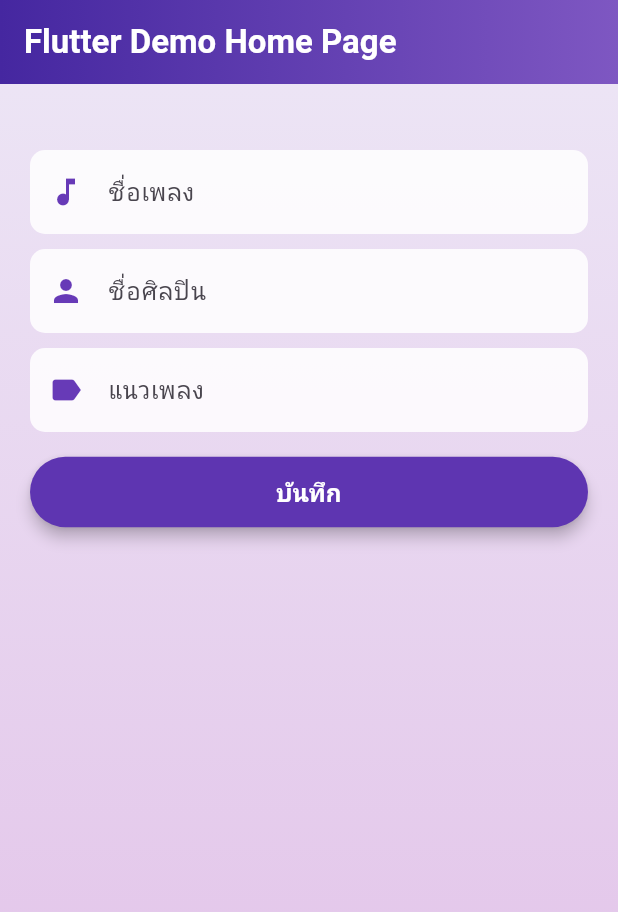
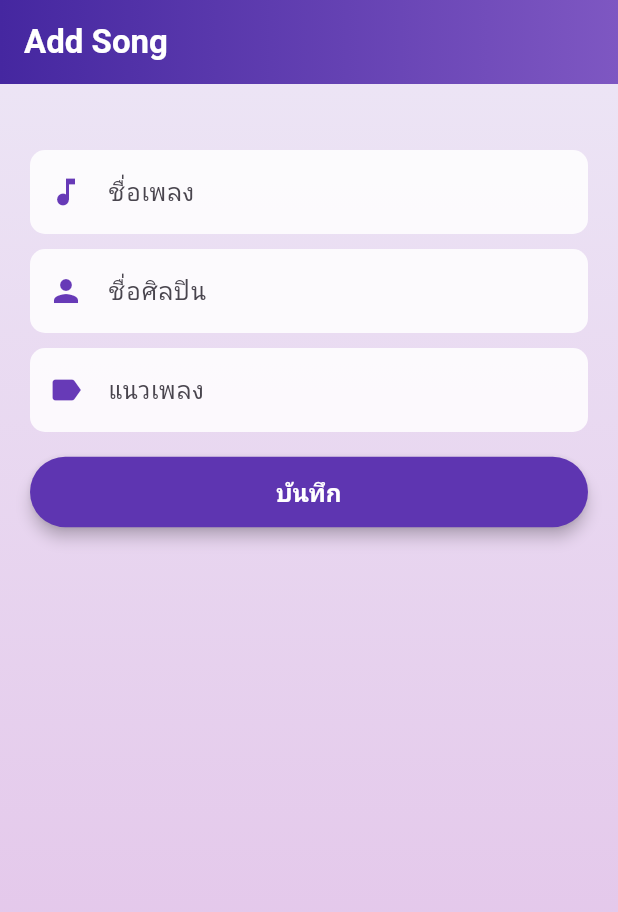
Before and after one commit to natthawutjitwittayalert-cloud/w4_04_natthawut, a Flutter app: the screen it shows after launch, on a phone screen of 412 x 824 dp. Shown: the top 912 px of the screen. Run offline on Flutter 3.47's test engine with Material 3 defaults, Android fonts, the phone set to English and light mode, and no system bars; our stand-ins replace cloud_firestore, firebase_core; accounts and stored records are empty.

Commit message:
Update main.dart

```diff
--- a/lib/main.dart
+++ b/lib/main.dart
@@ -15,11 +15,11 @@ class MyApp extends StatelessWidget {
   @override
   Widget build(BuildContext context) {
     return MaterialApp(
-      title: 'Flutter Demo',
+      title: 'Add Song',
       theme: ThemeData(
         colorScheme: ColorScheme.fromSeed(seedColor: Colors.deepPurple),
       ),
-      home: const MyHomePage(title: 'Flutter Demo Home Page'),
+      home: const MyHomePage(title: 'Add Song'),
     );
   }
 }
```
